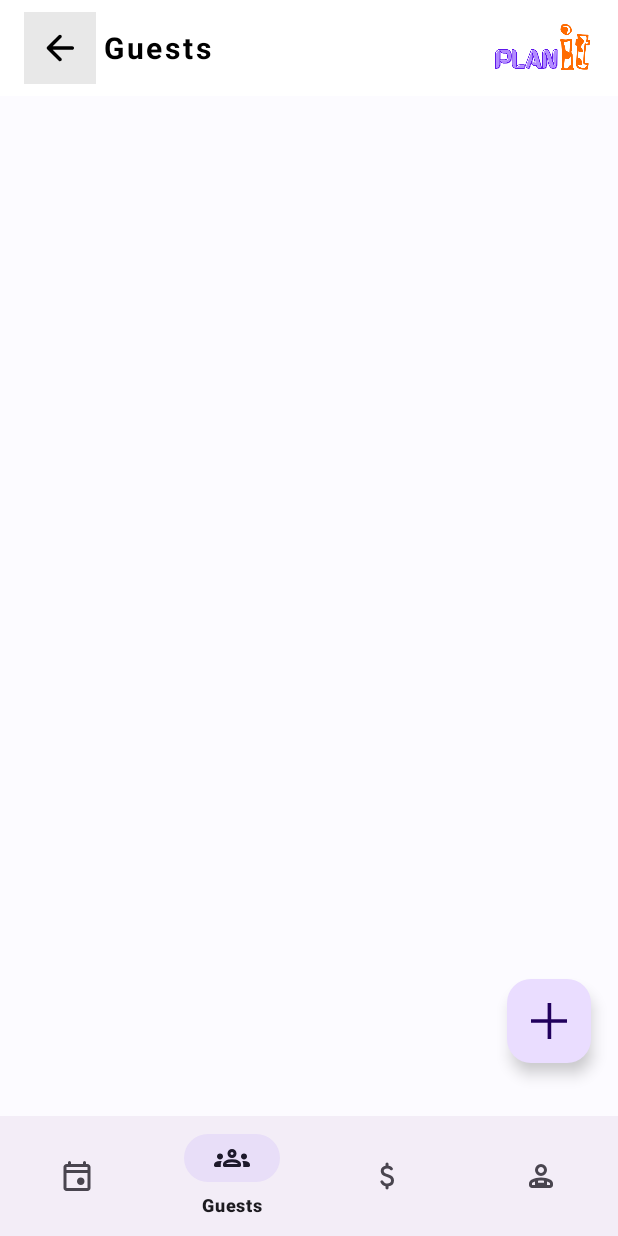
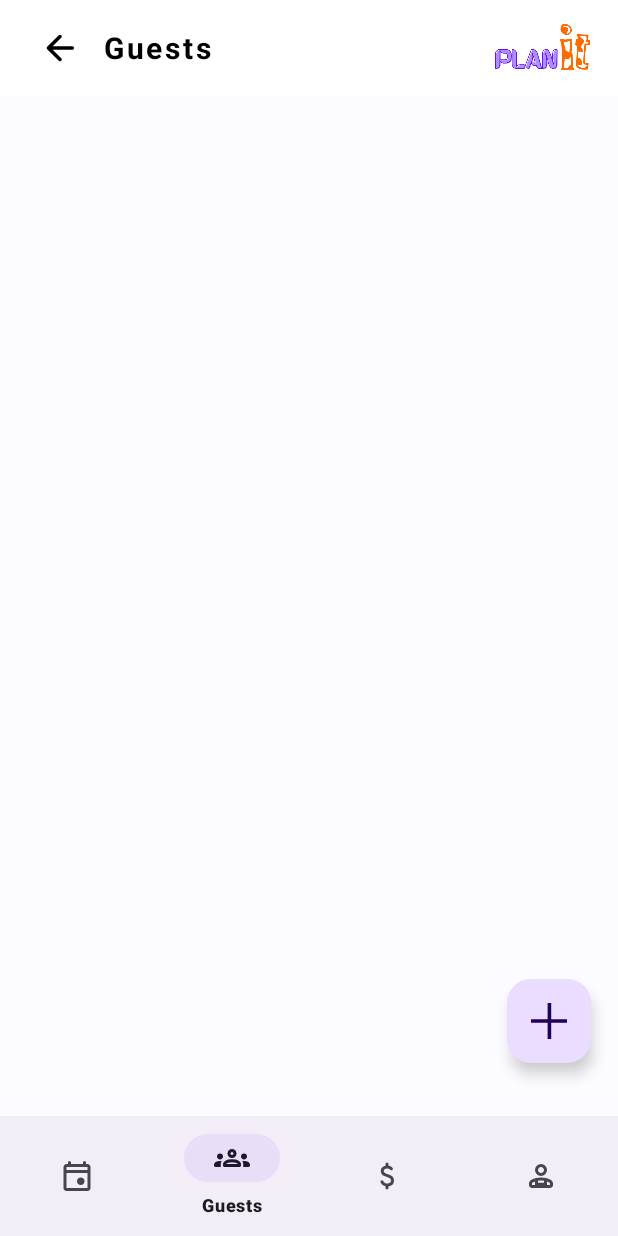
Before and after one commit to Omkar-109/Event_Manager_APP, an Android app: the GuestsActivity screen opened directly, with no data from a screen before it, on a phone screen of 412 x 824 dp. Run offline under Robolectric (Android 15) with nearby library versions, the light colour scheme and no system bars.

Commit message:
ui: back btn changed to white color

```diff
--- a/app/src/main/res/layout/activity_budget.xml
+++ b/app/src/main/res/layout/activity_budget.xml
@@ -35,7 +35,7 @@
                 android:layout_width="48dp"
                 android:layout_height="48dp"
                 android:layout_margin="5dp"
-                android:background="#E8E8E8"
+                android:background="#FFFFFF"
                 android:contentDescription="@string/back_to_home"
                 android:padding="10dp"
                 android:scaleType="fitXY"
--- a/app/src/main/res/layout/activity_events.xml
+++ b/app/src/main/res/layout/activity_events.xml
@@ -31,7 +31,7 @@
                 android:layout_width="48dp"
                 android:layout_height="48dp"
                 android:layout_margin="5dp"
-                android:background="#E8E8E8"
+                android:background="#FFFFFF"
                 android:contentDescription="@string/back_to_home"
                 android:padding="10dp"
                 android:scaleType="fitXY"
--- a/app/src/main/res/layout/activity_guests.xml
+++ b/app/src/main/res/layout/activity_guests.xml
@@ -28,7 +28,7 @@
                 android:layout_width="48dp"
                 android:layout_height="48dp"
                 android:layout_margin="5dp"
-                android:background="#E8E8E8"
+                android:background="#FFFFFF"
                 android:contentDescription="@string/back_to_home"
                 android:padding="10dp"
                 android:scaleType="fitXY"
--- a/app/src/main/res/layout/activity_vendors.xml
+++ b/app/src/main/res/layout/activity_vendors.xml
@@ -28,7 +28,7 @@
                 android:layout_width="48dp"
                 android:layout_height="48dp"
                 android:layout_margin="5dp"
-                android:background="#E8E8E8"
+                android:background="#FFFFFF"
                 android:contentDescription="@string/back_to_home"
                 android:padding="10dp"
                 android:scaleType="fitXY"
```
